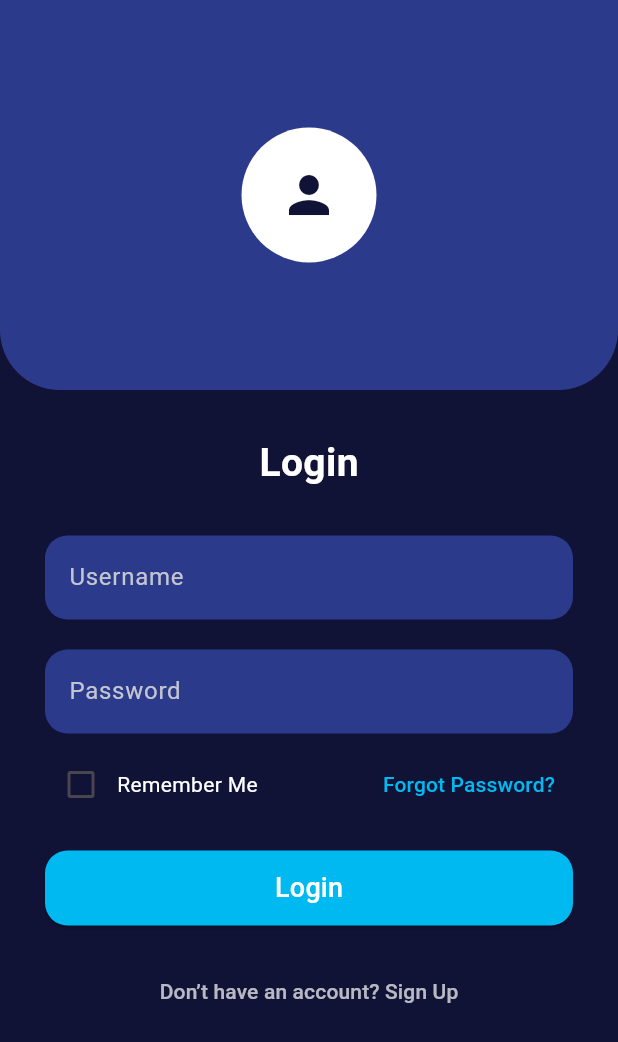
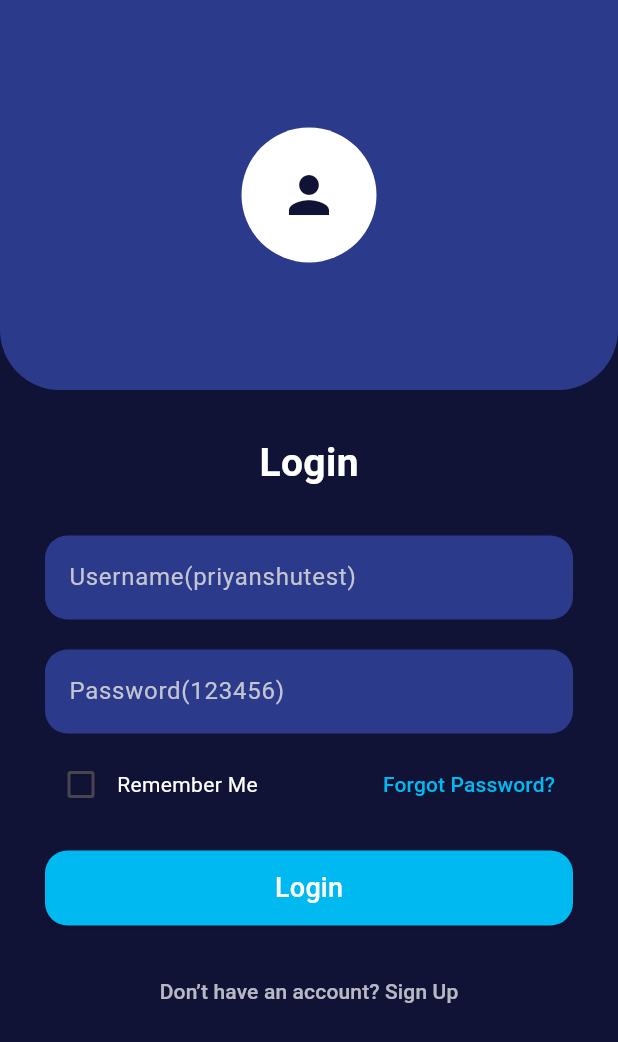
Before and after one commit to priyanshuraj27/NyayaPath, a Flutter app: the screen it shows after launch, after a tap on "Continue", after a tap on "Skip", on a phone screen of 412 x 824 dp. Shown: the top 1042 px of the screen. Run offline on Flutter 3.47's test engine with Material 3 defaults, Android fonts, the light colour scheme and no system bars; our stand-ins replace dio, flutter_dotenv, flutter_gemini, flutter_markdown, geolocator, image_picker and 5 more; missing offline and left inert: country_list_pick, mesh_gradient; network calls fail.

Commit message:
Update login field labels to include example credentials for clarity

```diff
--- a/frontend/lib/auth/login.dart
+++ b/frontend/lib/auth/login.dart
@@ -112,7 +112,7 @@ class _LoginScreenState extends State<LoginScreen> {
                     controller: _usernameController,
                     style: const TextStyle(color: Colors.white),
                     decoration: InputDecoration(
-                      labelText: "Username",
+                      labelText: "Username(priyanshutest)",
                       labelStyle: const TextStyle(color: Color(0xFFC3C6D1)),
                       filled: true,
                       fillColor: const Color(0xFF2C3A8C),
@@ -128,7 +128,7 @@ class _LoginScreenState extends State<LoginScreen> {
                     controller: _passwordController,
                     style: const TextStyle(color: Colors.white),
                     decoration: InputDecoration(
-                      labelText: "Password",
+                      labelText: "Password(123456)",
                       labelStyle: const TextStyle(color: Color(0xFFC3C6D1)),
                       filled: true,
                       fillColor: const Color(0xFF2C3A8C),
```
